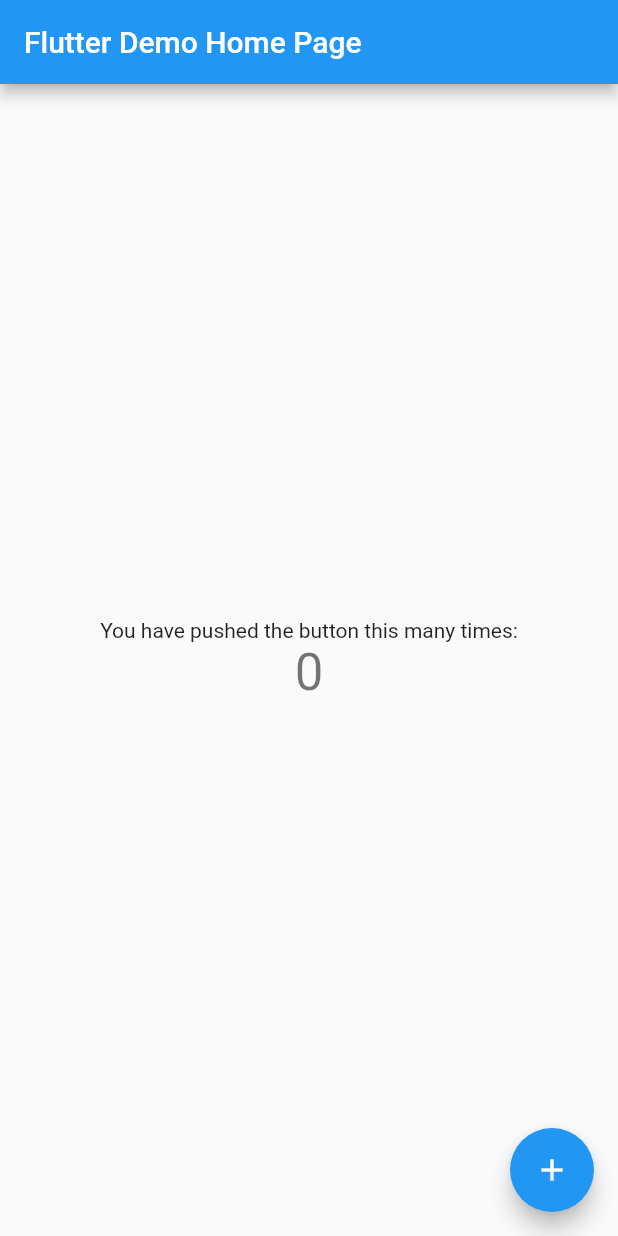
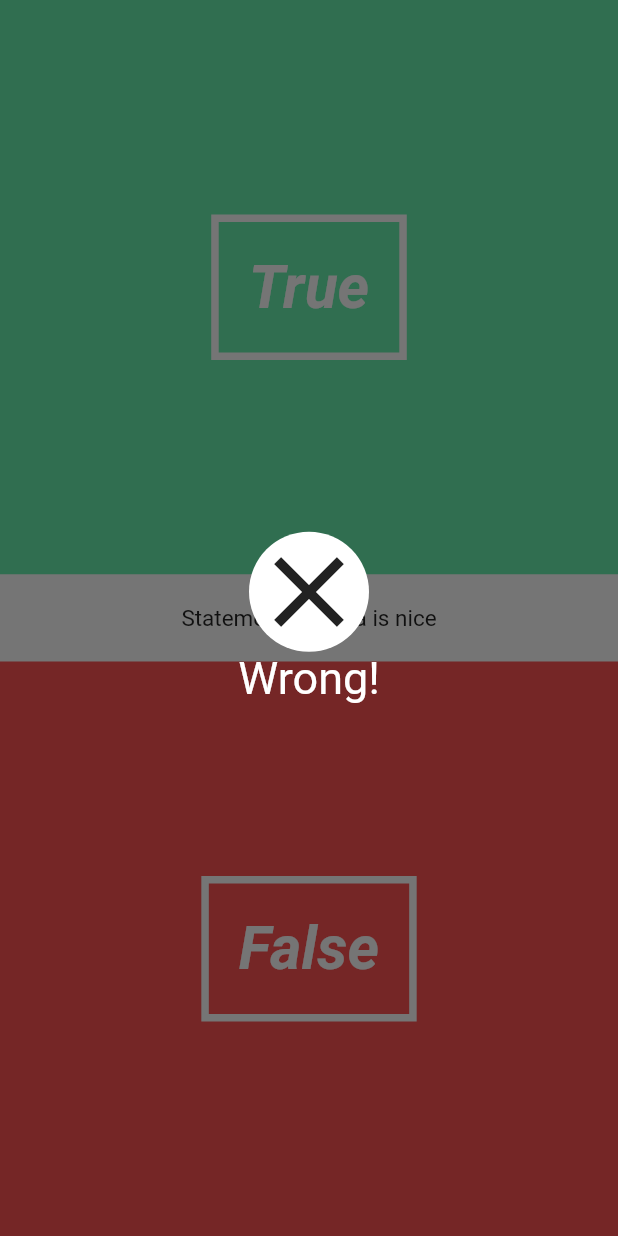
Before and after one commit to ektagarg/quiz, a Flutter app: the screen it shows after launch, on a phone screen of 412 x 824 dp. Run offline on Flutter 3.47's test engine with Material 2 defaults, Android fonts, the phone set to English and light mode, and no system bars.

Commit message:
FTR: Created a quiz page

```diff
--- /dev/null
+++ b/lib/UI/answer_buttons.dart
@@ -0,0 +1,32 @@
+import 'package:flutter/material.dart';
+import '../pages/quiz_page.dart';
+
+class AnswerButton extends StatelessWidget{
+
+  final bool _answer;
+  final VoidCallback _ontap;
+
+  AnswerButton(this._answer, this._ontap);
+
+  @override
+  Widget build(BuildContext context){
+    return new Expanded(
+      child: new Material(
+        color: _answer == true ? Colors.greenAccent : Colors.redAccent,
+        child: new InkWell(
+            onTap: () => _ontap(),
+            child: new Center(
+              child: new Container(
+                decoration: new BoxDecoration(
+                  border: new Border.all(color: Colors.white, width: 5.0)
+                ),
+                padding: new EdgeInsets.all(20.0),
+                child: new Text(_answer == true ? "True" : "False",
+                style: new TextStyle(color: Colors.white, fontSize: 40.0, fontWeight: FontWeight.bold, fontStyle: FontStyle.italic),),
+              ),
+            ),
+        ),
+      )
+    );
+  }
+}
--- /dev/null
+++ b/lib/UI/question.dart
@@ -0,0 +1,41 @@
+import 'package:flutter/material.dart';
+
+class QuestionText extends StatefulWidget{
+
+  final String _question;
+  final int _questionNumber;
+
+  QuestionText(this._question, this._questionNumber);
+  @override
+  State createState() => new QuestionTextState();
+}
+
+class QuestionTextState extends State<QuestionText> with SingleTickerProviderStateMixin{
+
+  Animation<double> _fontSizeAnimation;
+  AnimationController _fontSizeAnimationController;
+
+  @override
+  void initState(){
+    super.initState();
+    _fontSizeAnimationController = new AnimationController(duration: new Duration(milliseconds: 500), vsync: this);
+    _fontSizeAnimation = new CurvedAnimation(parent: _fontSizeAnimationController, curve: Curves.bounceOut);
+    _fontSizeAnimation.addListener(() => this.setState(() {}));
+    _fontSizeAnimationController.forward();
+  }
+
+  @override
+
+  Widget build(BuildContext context){
+    return new Material(
+      color: Colors.white,
+      child : new Padding(
+        padding: new EdgeInsets.symmetric(vertical: 20.0),
+        child: new Center(
+        child: new Text("Statement " + widget._questionNumber.toString()+": "+widget._question,
+        style: new TextStyle(fontSize: _fontSizeAnimation.value*15)),
+      ),
+      )
+    );
+  }
+}
--- /dev/null
+++ b/lib/UI/right_wrong_overlay.dart
@@ -0,0 +1,35 @@
+import 'package:flutter/material.dart';
+
+class RightWrongOverlay extends StatefulWidget{
+
+  final bool _isCorrect;
+
+  RightWrongOverlay(this._isCorrect);
+  @override
+  State createState() => new RightWrongOverlayState();
+}
+
+class RightWrongOverlayState extends State<RightWrongOverlay> {
+  @override
+  Widget build(BuildContext context){
+    return new Material(
+      color: Colors.black54,
+      child: new InkWell(
+        onTap: () => print("You tapped the overlay"),
+        child: new Column(
+          mainAxisAlignment: MainAxisAlignment.center,
+          children: <Widget>[
+            new Container(
+              decoration: new BoxDecoration(
+                color: Colors.white,
+                shape: BoxShape.circle
+              ),
+              child: new Icon(widget._isCorrect==true ? Icons.done : Icons.clear, size: 80.0,),
+            ),
+            new Text(widget._isCorrect == true ? "Correct!" : "Wrong!", style: new TextStyle(color: Colors.white, fontSize: 30.0),)
+          ],
+        ),
+      ),
+    );
+  }
+}
--- a/lib/main.dart
+++ b/lib/main.dart
@@ -1,111 +1,9 @@
 import 'package:flutter/material.dart';
+import './pages/landing_page.dart';
+import './pages/quiz_page.dart';
 
-void main() => runApp(MyApp());
-
-class MyApp extends StatelessWidget {
-  // This widget is the root of your application.
-  @override
-  Widget build(BuildContext context) {
-    return MaterialApp(
-      title: 'Flutter Demo',
-      theme: ThemeData(
-        // This is the theme of your application.
-        //
-        // Try running your application with "flutter run". You'll see the
-        // application has a blue toolbar. Then, without quitting the app, try
-        // changing the primarySwatch below to Colors.green and then invoke
-        // "hot reload" (press "r" in the console where you ran "flutter run",
-        // or simply save your changes to "hot reload" in a Flutter IDE).
-        // Notice that the counter didn't reset back to zero; the application
-        // is not restarted.
-        primarySwatch: Colors.blue,
-      ),
-      home: MyHomePage(title: 'Flutter Demo Home Page'),
-    );
-  }
+void main() {
+  runApp(new MaterialApp(
+    home: new QuizPage(),
+  ));
 }
-
-class MyHomePage extends StatefulWidget {
-  MyHomePage({Key key, this.title}) : super(key: key);
-
-  // This widget is the home page of your application. It is stateful, meaning
-  // that it has a State object (defined below) that contains fields that affect
-  // how it looks.
-
-  // This class is the configuration for the state. It holds the values (in this
-  // case the title) provided by the parent (in this case the App widget) and
-  // used by the build method of the State. Fields in a Widget subclass are
-  // always marked "final".
-
-  final String title;
-
-  @override
-  _MyHomePageState createState() => _MyHomePageState();
-}
-
-class _MyHomePageState extends State<MyHomePage> {
-  int _counter = 0;
-
-  void _incrementCounter() {
-    setState(() {
-      // This call to setState tells the Flutter framework that something has
-      // changed in this State, which causes it to rerun the build method below
-      // so that the display can reflect the updated values. If we changed
-      // _counter without calling setState(), then the build method would not be
-      // called again, and so nothing would appear to happen.
-      _counter+=5;
-    });
-  }
-
-  @override
-  Widget build(BuildContext context) {
-    // This method is rerun every time setState is called, for instance as done
-    // by the _incrementCounter method above.
-    //
-    // The Flutter framework has been optimized to make rerunning build methods
-    // fast, so that you can just rebuild anything that needs updating rather
-    // than having to individually change instances of widgets.
-    return Scaffold(
-      appBar: AppBar(
-        // Here we take the value from the MyHomePage object that was created by
-        // the App.build method, and use it to set our appbar title.
-        title: Text(widget.title),
-      ),
-      body: Center(
-        // Center is a layout widget. It takes a single child and positions it
-        // in the middle of the parent.
-        child: Column(
-          // Column is also layout widget. It takes a list of children and
-          // arranges them vertically. By default, it sizes itself to fit its
-          // children horizontally, and tries to be as tall as its parent.
-          //
-          // Invoke "debug painting" (press "p" in the console, choose the
-          // "Toggle Debug Paint" action from the Flutter Inspector in Android
-          // Studio, or the "Toggle Debug Paint" command in Visual Studio Code)
-          // to see the wireframe for each widget.
-          //
-          // Column has various properties to control how it sizes itself and
-          // how it positions its children. Here we use mainAxisAlignment to
-          // center the children vertically; the main axis here is the vertical
-          // axis because Columns are vertical (the cross axis would be
-          // horizontal).
-          mainAxisAlignment: MainAxisAlignment.center,
-          children: <Widget>[
-            Text(
-              'You have pushed the button this many times:',
-            ),
-            Text(
-              '$_counter',
-              style: Theme.of(context).textTheme.display1,
-            ),
-          ],
-        ),
-      ),
-      floatingActionButton: FloatingActionButton(
-        onPressed: _incrementCounter,
-        tooltip: 'Increment',
-        child: Icon(Icons.add),
-      ), // This trailing comma makes auto-formatting nicer for build methods.
-    );
-  }
-}
--- /dev/null
+++ b/lib/pages/quiz_page.dart
@@ -0,0 +1,30 @@
+import 'package:flutter/material.dart';
+import '../utils/question.dart';
+import '../utils/quiz.dart';
+import '../UI/answer_buttons.dart';
+import '../UI/question.dart';
+import '../UI/right_wrong_overlay.dart';
+
+class QuizPage extends StatefulWidget{
+  @override
+  State createState() => new QuizPagestate();
+}
+
+class QuizPagestate extends State<QuizPage>{
+  @override
+  Widget build(BuildContext context){
+    return new Stack(
+      fit: StackFit.expand,
+      children: <Widget>[
+        new Column(
+          children: <Widget>[
+            new AnswerButton(true, () => print("you answered true")),
+            new QuestionText("pizza is nice", 1),
+            new AnswerButton(false, () => print("you answered false")),
+          ],
+        ),
+        new RightWrongOverlay(false)
+      ],
+    );
+  }
+}
--- /dev/null
+++ b/lib/utils/question.dart
@@ -0,0 +1,6 @@
+class Question{
+  final String question;
+  final bool answer;
+
+  Question(this.question, this.answer);
+}
```
Also changed, not shown: lib/pages/landing_page.dart (added, +20 -0 lines), lib/utils/quiz.dart (added, +28 -0 lines).
